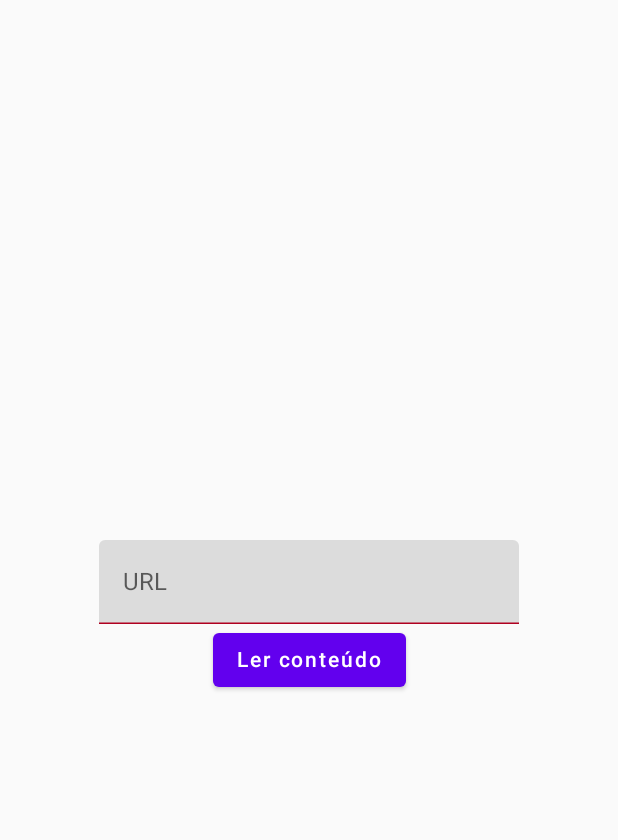
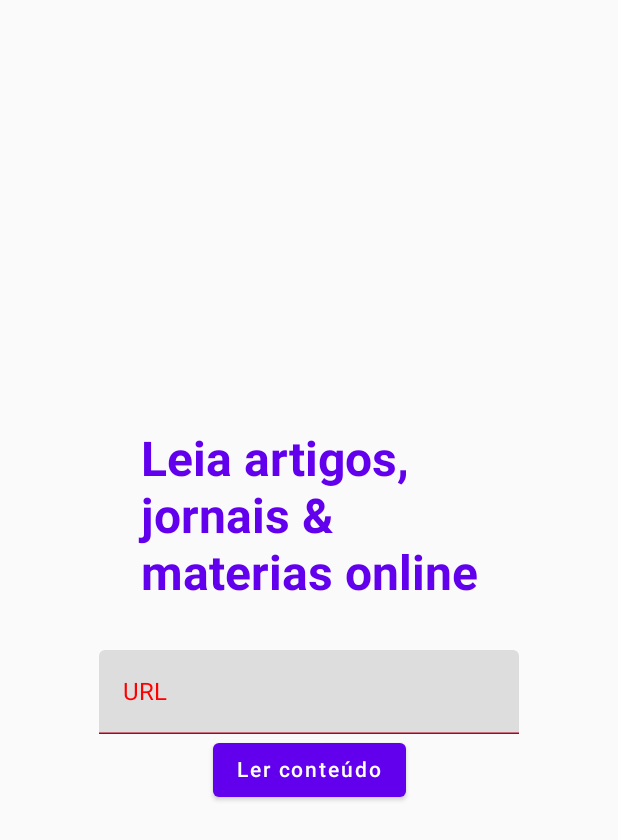
Before and after one commit to opatrickmota/leitor, an Android app built with Jetpack Compose: the screen it shows after launch (MainActivity), after a tap on "Ler conteúdo", on a phone screen of 412 x 824 dp. Shown: the top 840 px of the screen. Run offline under Robolectric (Android 15) with nearby library versions, the phone set to English and light mode, and no system bars.

Commit message:
feat: adds invalid url handling and improves layout

```diff
--- a/app/src/main/java/com/patrickmota/leitor/screens/home/HomeScreen.kt
+++ b/app/src/main/java/com/patrickmota/leitor/screens/home/HomeScreen.kt
@@ -2,14 +2,17 @@ package com.patrickmota.leitor.screens.home
 
 import android.app.Activity
 import android.content.Context
+import android.webkit.URLUtil
 import androidx.activity.compose.BackHandler
 import androidx.compose.foundation.layout.Arrangement
 import androidx.compose.foundation.layout.Column
 import androidx.compose.foundation.layout.fillMaxSize
 import androidx.compose.foundation.layout.padding
 import androidx.compose.material.Button
+import androidx.compose.material.ButtonDefaults
 import androidx.compose.material.Text
 import androidx.compose.material.TextField
+import androidx.compose.material.TextFieldDefaults
 import androidx.compose.runtime.Composable
 import androidx.compose.runtime.getValue
 import androidx.compose.runtime.mutableStateOf
@@ -17,10 +20,16 @@ import androidx.compose.runtime.remember
 import androidx.compose.runtime.setValue
 import androidx.compose.ui.Alignment
 import androidx.compose.ui.Modifier
+import androidx.compose.ui.graphics.Color
 import androidx.compose.ui.platform.LocalContext
+import androidx.compose.ui.text.font.FontWeight
 import androidx.compose.ui.unit.dp
+import androidx.compose.ui.unit.sp
 import androidx.navigation.NavController
+import com.patrickmota.leitor.R
 import com.patrickmota.leitor.navigation.LeitorScreens
+import com.patrickmota.leitor.ui.theme.LightGray
+import com.patrickmota.leitor.ui.theme.Purple500
 import java.net.URLEncoder
 import java.nio.charset.StandardCharsets
 
@@ -35,28 +44,60 @@ fun HomeScreen(navController: NavController) {
     Column(
         horizontalAlignment = Alignment.CenterHorizontally,
         verticalArrangement = Arrangement.Center,
-        modifier = Modifier.fillMaxSize().padding(18.dp)
+        modifier = Modifier
+            .fillMaxSize()
+            .padding(18.dp)
     ) {
+        Text(
+            text = context.resources.getString(R.string.title),
+            fontSize = 32.sp,
+            fontWeight = FontWeight.Bold,
+            color = Purple500,
+            modifier = Modifier.padding(bottom = 32.dp)
+        )
         TextField(
             value = url,
             onValueChange = { url = it },
-            label = { Text(text = "URL") },
-            isError = error
+            label = {
+                Text(
+                    text = context.resources.getString(R.string.url),
+                    color = if (error) Color.Red else Color.Blue
+                )
+            },
+            placeholder = {
+                Text(
+                    text = context.resources.getString(R.string.url_example),
+                    color = if (error) Color.Red else Color.Blue
+                )
+            },
+            isError = error,
+            colors = TextFieldDefaults.textFieldColors(
+                textColor = if (error) Color.Red else Color.Blue,
+                focusedIndicatorColor = if (error) Color.Red else Color.Blue,
+                backgroundColor = LightGray,
+            )
         )
-        Button(onClick = {
-            if (url.isNotBlank()) {
-                error = false
-                val encodedUrl = URLEncoder.encode(url, StandardCharsets.UTF_8.toString())
-
-                navController.navigate("${LeitorScreens.ReaderScreen.name}/{$encodedUrl}")
-            }
-            error = true
-        }) {
-            Text(text = "Ler conteúdo")
+        Button(
+            onClick = {
+                if (isValidUrl(url)) {
+                    error = false
+                    val encodedUrl = URLEncoder.encode(url, StandardCharsets.UTF_8.toString())
+                    navController.navigate("${LeitorScreens.ReaderScreen.name}/{$encodedUrl}")
+                } else {
+                    error = true
+                }
+            },
+            colors = ButtonDefaults.buttonColors(backgroundColor = Purple500)
+        ) {
+            Text(text = context.resources.getString(R.string.read_content))
         }
     }
 
     FinishApplication(context = context)
+}
+
+fun isValidUrl(uri: String): Boolean {
+    return URLUtil.isValidUrl(uri)
 }
 
 @Composable
--- a/app/src/main/java/com/patrickmota/leitor/screens/splash/SplashScreen.kt
+++ b/app/src/main/java/com/patrickmota/leitor/screens/splash/SplashScreen.kt
@@ -12,6 +12,7 @@ import androidx.compose.ui.unit.sp
 import androidx.navigation.NavController
 import com.patrickmota.leitor.R
 import com.patrickmota.leitor.navigation.LeitorScreens
+import com.patrickmota.leitor.ui.theme.Purple500
 import com.patrickmota.leitor.utils.NavigationBarColor
 import com.patrickmota.leitor.utils.StatusBarColor
 
@@ -22,7 +23,7 @@ fun SplashScreen(navController: NavController) {
         verticalArrangement = Arrangement.Center,
         modifier = Modifier.fillMaxSize()
     ) {
-        Text(text = "Leitor", fontSize = 48.sp, fontWeight = FontWeight.Bold)
+        Text(text = "Leitor", fontSize = 48.sp, fontWeight = FontWeight.Bold, color = Purple500)
     }
 
     navController.navigate(LeitorScreens.HomeScreen.name)
--- a/app/src/main/java/com/patrickmota/leitor/ui/theme/Color.kt
+++ b/app/src/main/java/com/patrickmota/leitor/ui/theme/Color.kt
@@ -6,3 +6,4 @@
 val Purple500 = Color(0xFF6200EE)
 val Purple700 = Color(0xFF3700B3)
 val Teal200 = Color(0xFF03DAC5)
+val LightGray = Color(0xFFDDDDDD)
--- a/app/src/main/res/values/strings.xml
+++ b/app/src/main/res/values/strings.xml
@@ -1,3 +1,7 @@
 <resources>
-    <string name="app_name">leitor</string>
+    <string name="app_name">Leitor</string>
+    <string name="title">Leia artigos,\njornais &amp;\nmaterias online</string>
+    <string name="read_content">Ler conteúdo</string>
+    <string name="url">URL</string>
+    <string name="url_example">https://www.exemplo.com</string>
 </resources>
```
Also changed, not shown: app/src/main/java/com/patrickmota/leitor/screens/reader/ReaderScreen.kt (+10 -4 lines), 1 other file.
